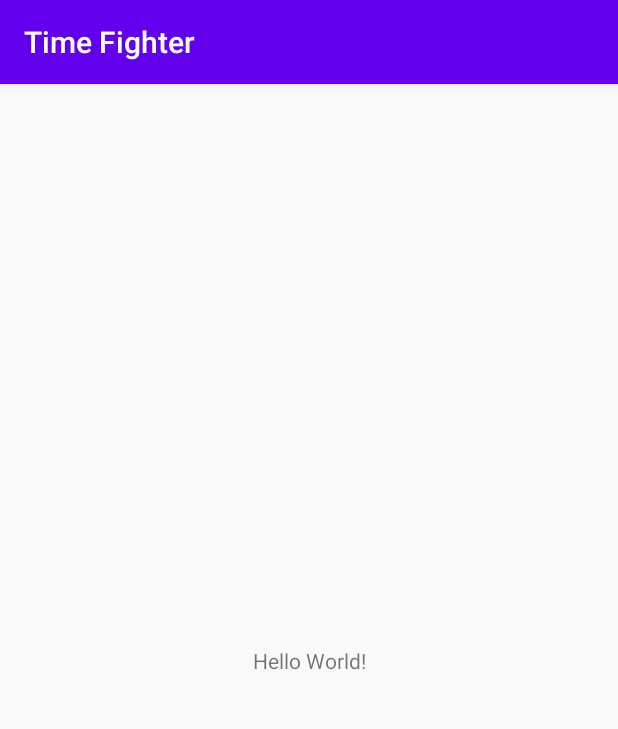
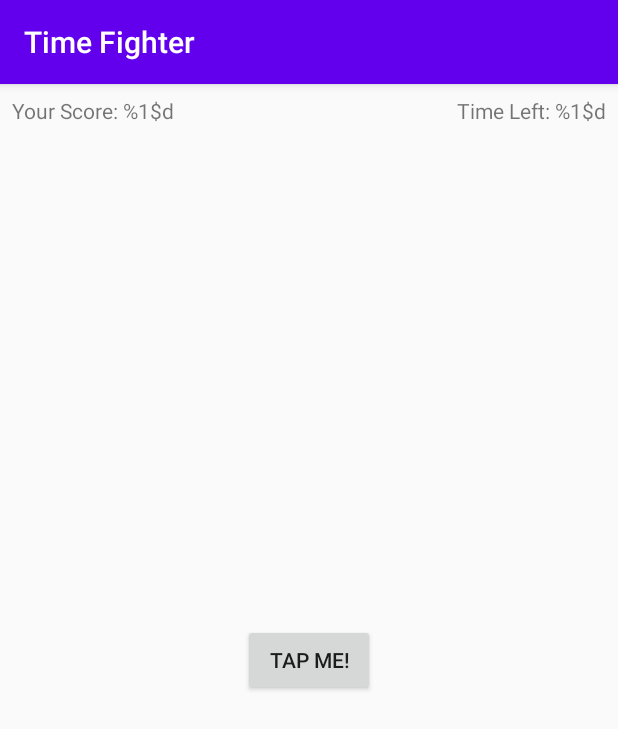
Before and after one commit to robin3317/android-raywenderlich.com, an Android app: the screen it shows after launch (MainActivity), on a phone screen of 412 x 824 dp. Shown: the top 729 px of the screen. Run offline under Robolectric (Android 15) with nearby library versions, the phone set to English and light mode, and no system bars.

Commit message:
time fighter: add text view and button and also add string resources and id to them

```diff
--- a/time_fighter/app/src/main/res/layout/activity_main.xml
+++ b/time_fighter/app/src/main/res/layout/activity_main.xml
@@ -7,12 +7,33 @@
     tools:context=".MainActivity">
 
     <TextView
+        android:id="@+id/gameScoreTextView"
         android:layout_width="wrap_content"
         android:layout_height="wrap_content"
-        android:text="Hello World!"
+        android:layout_marginStart="8dp"
+        android:layout_marginTop="8dp"
+        android:text="@string/yourScore"
+        app:layout_constraintStart_toStartOf="parent"
+        app:layout_constraintTop_toTopOf="parent" />
+
+    <TextView
+        android:id="@+id/timeLefttextView"
+        android:layout_width="wrap_content"
+        android:layout_height="wrap_content"
+        android:layout_marginTop="8dp"
+        android:layout_marginEnd="8dp"
+        android:text="@string/timeLeft"
+        app:layout_constraintEnd_toEndOf="parent"
+        app:layout_constraintTop_toTopOf="parent" />
+
+    <Button
+        android:id="@+id/tapMeButton"
+        android:layout_width="wrap_content"
+        android:layout_height="wrap_content"
+        android:text="@string/tapButtonText"
         app:layout_constraintBottom_toBottomOf="parent"
-        app:layout_constraintLeft_toLeftOf="parent"
-        app:layout_constraintRight_toRightOf="parent"
+        app:layout_constraintEnd_toEndOf="parent"
+        app:layout_constraintStart_toStartOf="parent"
         app:layout_constraintTop_toTopOf="parent" />
 
 </androidx.constraintlayout.widget.ConstraintLayout>
--- a/time_fighter/app/src/main/res/values/strings.xml
+++ b/time_fighter/app/src/main/res/values/strings.xml
@@ -1,3 +1,6 @@
 <resources>
     <string name="app_name">Time Fighter</string>
+    <string name="yourScore">Your Score: %1$d</string>
+    <string name="timeLeft">Time Left: %1$d</string>
+    <string name="tapButtonText">Tap Me!</string>
 </resources>
```
